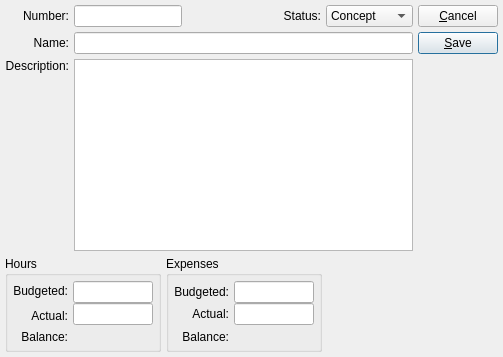
Qt form guiclient/task.ui (Pegasus-RPG/xtuple-client) before a commit.
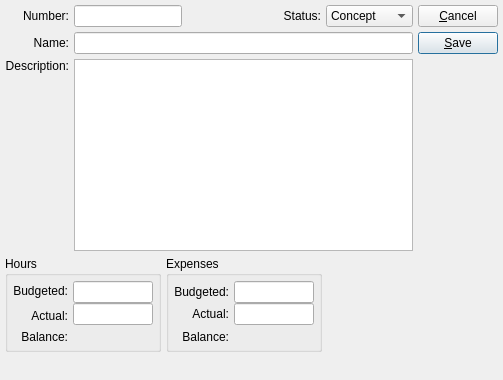
The same form after that commit. Custom widgets are drawn as their Qt base class.

Patch:
```diff
--- a/guiclient/task.ui
+++ b/guiclient/task.ui
@@ -9,7 +9,7 @@
     <x>0</x>
     <y>0</y>
     <width>503</width>
-    <height>309</height>
+    <height>380</height>
    </rect>
   </property>
   <property name="windowTitle" >
@@ -24,26 +24,20 @@
    </property>
    <item>
     <layout class="QVBoxLayout" >
-     <property name="margin" >
-      <number>0</number>
-     </property>
      <property name="spacing" >
       <number>5</number>
      </property>
      <item>
       <layout class="QHBoxLayout" >
-       <property name="margin" >
-        <number>0</number>
-       </property>
        <property name="spacing" >
         <number>5</number>
        </property>
        <item>
         <layout class="QGridLayout" >
-         <property name="margin" >
-          <number>0</number>
+         <property name="horizontalSpacing" >
+          <number>5</number>
          </property>
-         <property name="spacing" >
+         <property name="verticalSpacing" >
           <number>5</number>
          </property>
          <item row="1" column="0" >
@@ -80,17 +74,11 @@
          </item>
          <item row="0" column="1" >
           <layout class="QHBoxLayout" >
-           <property name="margin" >
-            <number>0</number>
-           </property>
            <property name="spacing" >
             <number>7</number>
            </property>
            <item>
             <layout class="QHBoxLayout" >
-             <property name="margin" >
-              <number>0</number>
-             </property>
              <property name="spacing" >
               <number>0</number>
              </property>
@@ -117,9 +105,6 @@
            </item>
            <item>
             <layout class="QHBoxLayout" >
-             <property name="margin" >
-              <number>0</number>
-             </property>
              <property name="spacing" >
               <number>5</number>
              </property>
@@ -158,9 +143,6 @@
          </item>
          <item row="2" column="0" >
           <layout class="QVBoxLayout" >
-           <property name="margin" >
-            <number>0</number>
-           </property>
            <property name="spacing" >
             <number>0</number>
            </property>
@@ -207,17 +189,11 @@
        </item>
        <item>
         <layout class="QVBoxLayout" >
-         <property name="margin" >
-          <number>0</number>
-         </property>
          <property name="spacing" >
           <number>0</number>
          </property>
          <item>
           <layout class="QVBoxLayout" >
-           <property name="margin" >
-            <number>0</number>
-           </property>
            <property name="spacing" >
             <number>5</number>
            </property>
@@ -268,17 +244,11 @@
      </item>
      <item>
       <layout class="QHBoxLayout" >
-       <property name="margin" >
-        <number>0</number>
-       </property>
        <property name="spacing" >
         <number>0</number>
        </property>
        <item>
         <layout class="QHBoxLayout" >
-         <property name="margin" >
-          <number>0</number>
-         </property>
          <property name="spacing" >
           <number>5</number>
          </property>
@@ -559,19 +529,21 @@
  <layoutdefault spacing="5" margin="5" />
  <pixmapfunction>qPixmapFromMimeSource</pixmapfunction>
  <customwidgets>
-  <customwidget>
-   <class>XLineEdit</class>
-   <extends>QLineEdit</extends>
-   <header>xlineedit.h</header>
-   <container>0</container>
-   <pixmap></pixmap>
-  </customwidget>
   <customwidget>
    <class>XComboBox</class>
    <extends>QComboBox</extends>
    <header>xcombobox.h</header>
-   <container>0</container>
-   <pixmap></pixmap>
+  </customwidget>
+  <customwidget>
+   <class>XLabel</class>
+   <extends>QLabel</extends>
+   <header>xlabel.h</header>
+  </customwidget>
+  <customwidget>
+   <class>XLineEdit</class>
+   <extends>QLineEdit</extends>
+   <header>xlineedit.h</header>
+   <container>1</container>
   </customwidget>
  </customwidgets>
  <tabstops>
```
Left out of the diff: 111 changed lines with no effect on the pictures.
